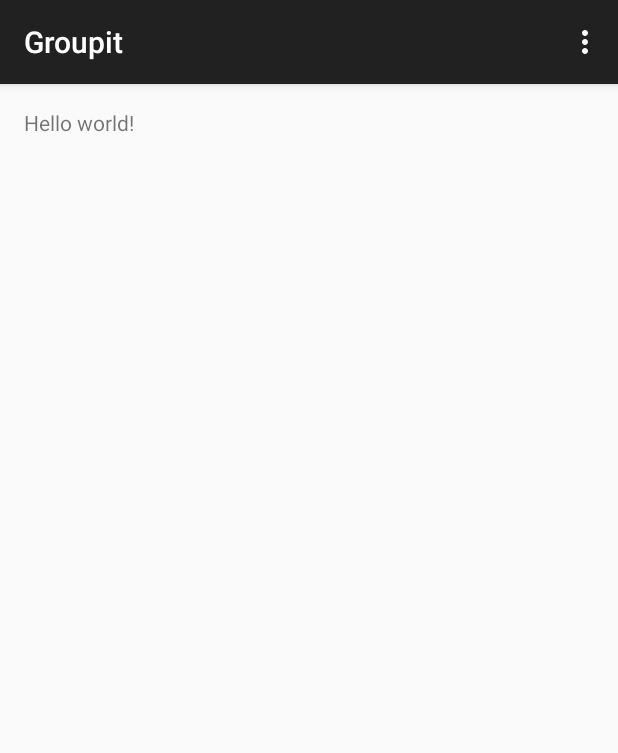
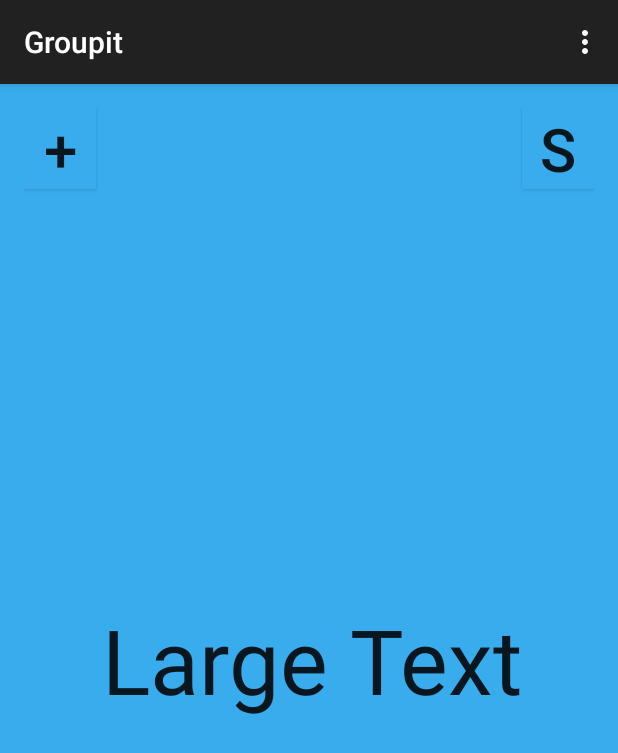
Before and after one commit to zeshan321/Groupit, an Android app: the MainActivity screen opened directly, with no data from a screen before it, on a phone screen of 412 x 824 dp. Shown: the top 753 px of the screen. Run offline under Robolectric (Android 15) with nearby library versions, the phone set to English and light mode, and no system bars; libraries missing offline, so code that uses them is left out: com.esotericsoftware.yamlbeans; 1 statement that could not run was skipped.

Commit message:
getName, onClick and new screen
- Fixed getName return null
- onClick remove text
- Created new screen to show getName method

```diff
--- a/app/src/main/AndroidManifest.xml
+++ b/app/src/main/AndroidManifest.xml
@@ -9,6 +9,7 @@
         android:theme="@style/AppTheme" >
         <activity
             android:name=".MainActivity"
+            android:noHistory="true"
             android:label="@string/app_name" >
             <intent-filter>
                 <action android:name="android.intent.action.MAIN" />
@@ -18,6 +19,7 @@
         </activity>
         <activity
             android:name="com.groupit.DisplayActivity"
+            android:noHistory="true"
             android:label="@string/app_name" >
         </activity>
     </application>
--- a/app/src/main/java/com/groupit/FileManager.java
+++ b/app/src/main/java/com/groupit/DNManager.java
@@ -1,7 +1,4 @@
 package com.groupit;
-
-import android.content.Context;
-import android.provider.ContactsContract;
 
 import com.esotericsoftware.yamlbeans.YamlException;
 import com.esotericsoftware.yamlbeans.YamlReader;
@@ -10,20 +7,17 @@ import com.esotericsoftware.yamlbeans.YamlWriter;
 import java.io.BufferedReader;
 import java.io.File;
 import java.io.FileNotFoundException;
-import java.io.FileOutputStream;
 import java.io.FileReader;
 import java.io.FileWriter;
 import java.io.IOException;
-import java.util.Map;
-import java.util.Scanner;
 
-public class FileManager {
+public class DNManager {
 
     private String name = null;
     private File file;
-    static FileManager obj;
+    static DNManager obj;
 
-    public FileManager(String Filename)  {
+    public DNManager(String Filename)  {
         this.name = Filename;
 
         file = new File(MainActivity.dir, Filename);
@@ -53,17 +47,17 @@ public class FileManager {
     public String getName() {
         String s = null;
         try {
-            YamlReader reader = new YamlReader(new FileReader(file));
-            Object object = reader.read();
+            BufferedReader br = new BufferedReader(new FileReader(file));
 
-            Map map = (Map) object;
-            s = map.get("Display").toString();
+            String line = br.readLine();
+            line = line.replace("Display: ", "").replace("'", "");
+
+            s = line;
         } catch (FileNotFoundException e) {
             e.printStackTrace();
-        } catch (YamlException e) {
+        } catch (IOException e) {
             e.printStackTrace();
         }
-
         return s;
     }
 
--- a/app/src/main/java/com/groupit/MainActivity.java
+++ b/app/src/main/java/com/groupit/MainActivity.java
@@ -5,6 +5,7 @@ import android.support.v7.app.ActionBarActivity;
 import android.os.Bundle;
 import android.view.Menu;
 import android.view.MenuItem;
+import android.widget.TextView;
 
 import java.io.File;
 
@@ -20,13 +21,17 @@ public class MainActivity extends ActionBarActivity {
 
         dir = this.getFilesDir();
 
-        FileManager fm = new FileManager("Settings.yml");
+        DNManager fm = new DNManager("Settings.yml");
 
         doneSetup = fm.containsName();
 
         if (doneSetup == false) {
             startActivity(new Intent(MainActivity.this, DisplayActivity.class));
+            return;
         }
+
+        TextView et = (TextView) findViewById(R.id.textView3);
+        et.setText("Display: " + fm.getName());
     }
 
 
--- a/app/src/main/res/layout/activity_display.xml
+++ b/app/src/main/res/layout/activity_display.xml
@@ -31,7 +31,10 @@
         android:layout_alignParentLeft="true"
         android:layout_alignParentStart="true"
         android:layout_alignRight="@+id/textView"
-        android:layout_alignEnd="@+id/textView" />
+        android:layout_alignEnd="@+id/textView"
+        android:onClick="onEdit"
+        android:textColor="#FFFF"
+        android:textStyle="bold" />
 
     <Button
         android:layout_width="wrap_content"
--- a/app/src/main/res/layout/activity_main.xml
+++ b/app/src/main/res/layout/activity_main.xml
@@ -3,9 +3,43 @@
     android:layout_height="match_parent" android:paddingLeft="@dimen/activity_horizontal_margin"
     android:paddingRight="@dimen/activity_horizontal_margin"
     android:paddingTop="@dimen/activity_vertical_margin"
-    android:paddingBottom="@dimen/activity_vertical_margin" tools:context=".MainActivity">
+    android:paddingBottom="@dimen/activity_vertical_margin" tools:context=".MainActivity"
+    android:background="#38ACEC"
+    android:id="@+id/Relay">
 
-    <TextView android:text="@string/hello_world" android:layout_width="wrap_content"
-        android:layout_height="wrap_content" />
+    <Button
+        style="?android:attr/buttonStyleSmall"
+        android:layout_width="wrap_content"
+        android:layout_height="wrap_content"
+        android:text="+"
+        android:id="@+id/button2"
+        android:layout_alignParentTop="true"
+        android:layout_alignParentLeft="true"
+        android:layout_alignParentStart="true"
+        android:background="#38ACEC"
+        android:textSize="40dp" />
+
+    <Button
+        style="?android:attr/buttonStyleSmall"
+        android:layout_width="wrap_content"
+        android:layout_height="wrap_content"
+        android:text="S"
+        android:id="@+id/button3"
+        android:background="#38ACEC"
+        android:textSize="40dp"
+        android:layout_alignParentTop="true"
+        android:layout_alignParentRight="true"
+        android:layout_alignParentEnd="true" />
+
+    <TextView
+        android:layout_width="wrap_content"
+        android:layout_height="wrap_content"
+        android:textAppearance="?android:attr/textAppearanceLarge"
+        android:text="Large Text"
+        android:id="@+id/textView3"
+        android:layout_centerVertical="true"
+        android:layout_toLeftOf="@+id/button3"
+        android:layout_toStartOf="@+id/button3"
+        android:textSize="60dp" />
 
 </RelativeLayout>
```
Also changed, not shown: app/src/main/java/com/groupit/DisplayActivity.java (+13 -1 lines).
